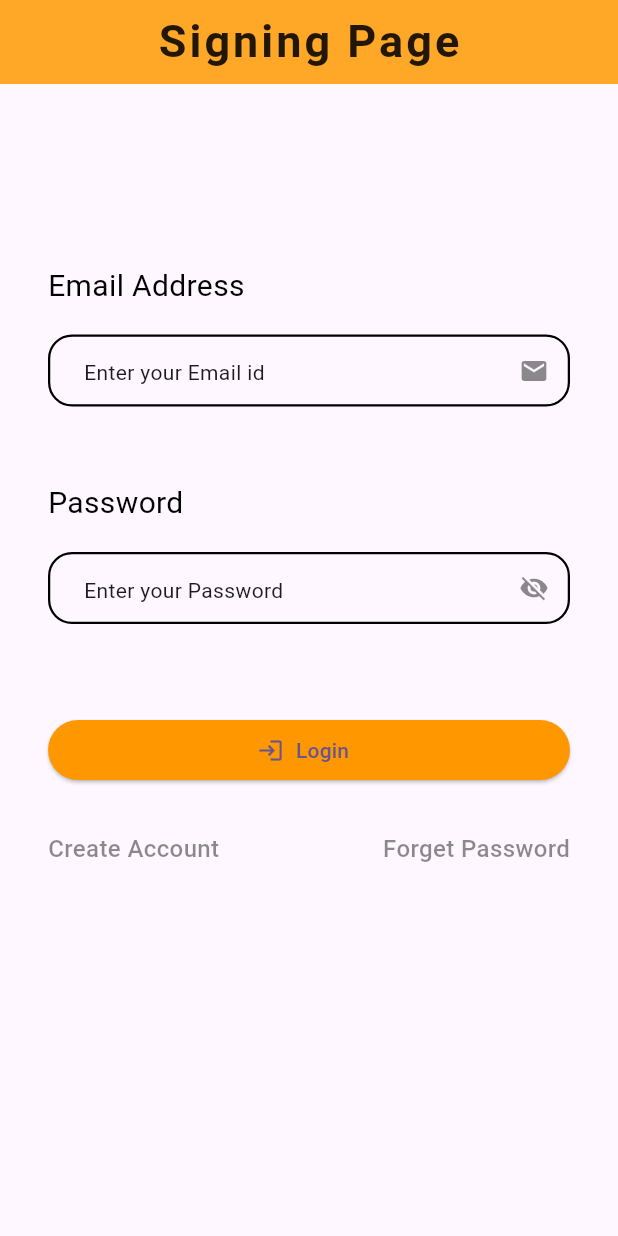
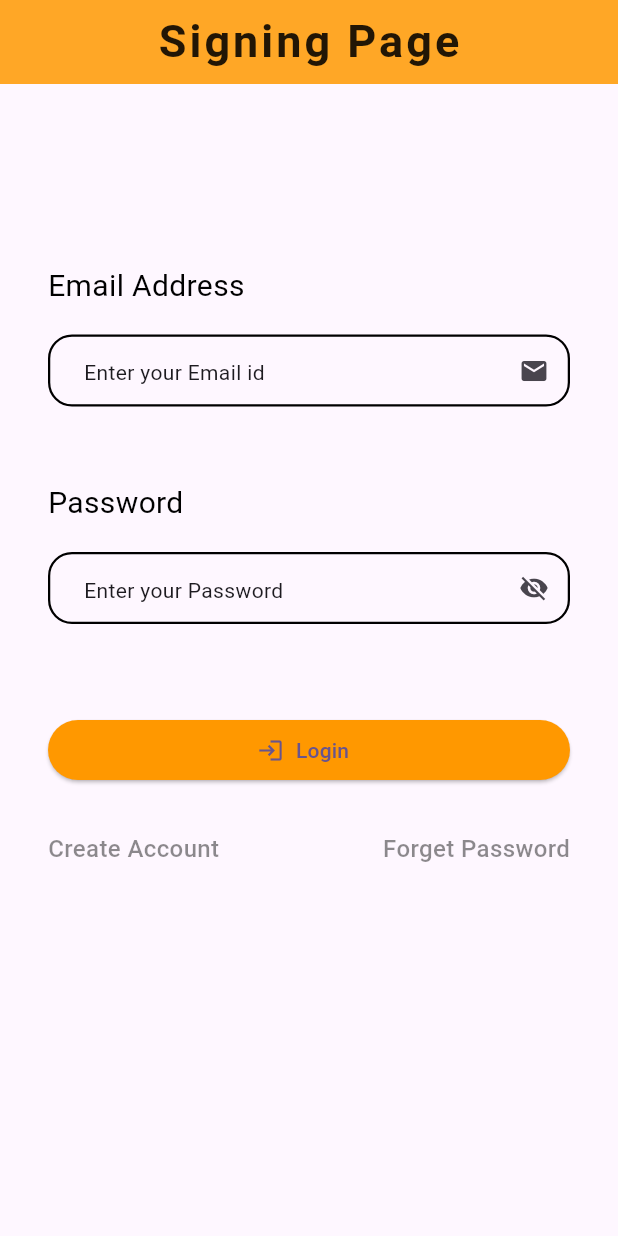
Before and after one commit to Ratndeep1999/database_practice, a Flutter app: the screen it shows after launch, on a phone screen of 412 x 824 dp. Run offline on Flutter 3.47's test engine with Material 3 defaults, Android fonts, the phone set to English and light mode, and no system bars; our stand-ins replace sqflite; accounts and stored records are empty.

Commit message:
Suffix icon color parameter add

```diff
--- a/lib/CustomWidgets/input_text_field_widget.dart
+++ b/lib/CustomWidgets/input_text_field_widget.dart
@@ -66,7 +66,7 @@ class InputTextFieldWidget extends StatelessWidget {
             ? IconWidget(
                 iconPress: suffixTap,
                 icon: suffixIcon,
-                iconColor: Colors.black45,
+                iconColor: suffixIconColor,
                 iconSize: 20.0,
               )
             : null,
```
